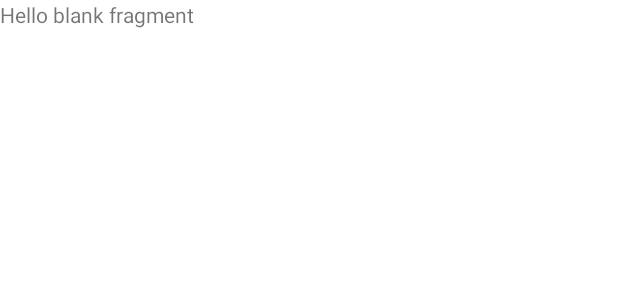
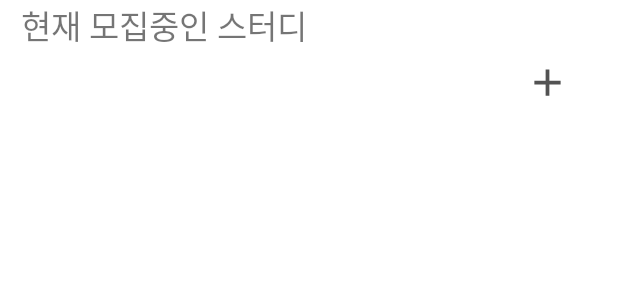
Before and after one commit to taeiim/a-la-vez-Android, an Android app: the layout fragment_home.xml on its own in the app's theme, with its tools: preview values and no code run, on a phone screen of 412 x 824 dp. Shown: the top 300 px of the screen. Run offline under Robolectric (Android 15) with nearby library versions, the phone set to English and light mode, and no system bars.

Commit message:
[MODIFY] ui

```diff
--- a/app/src/main/java/com/example/a_la_vez/dms/ui/fragment/HomeFragment.kt
+++ b/app/src/main/java/com/example/a_la_vez/dms/ui/fragment/HomeFragment.kt
@@ -6,6 +6,7 @@ import android.view.LayoutInflater
 import android.view.View
 import android.view.ViewGroup
 import com.example.a_la_vez.R
+import kotlinx.android.synthetic.main.fragment_home.*
 
 
 class HomeFragment : Fragment() {
@@ -18,4 +19,9 @@ class HomeFragment : Fragment() {
         // Inflate the layout for this fragment
         return inflater.inflate(R.layout.fragment_home, container, false)
     }
+
+    override fun onCreate(savedInstanceState: Bundle?) {
+        super.onCreate(savedInstanceState)
+
+    }
 }
--- /dev/null
+++ b/app/src/main/res/drawable/ic_baseline_add_24.xml
@@ -0,0 +1,5 @@
+<vector android:height="24dp" android:tint="#525252"
+    android:viewportHeight="24" android:viewportWidth="24"
+    android:width="24dp" xmlns:android="http://schemas.android.com/apk/res/android">
+    <path android:fillColor="@android:color/white" android:pathData="M19,13h-6v6h-2v-6H5v-2h6V5h2v6h6v2z"/>
+</vector>
--- a/app/src/main/res/layout/fragment_home.xml
+++ b/app/src/main/res/layout/fragment_home.xml
@@ -1,14 +1,34 @@
 <?xml version="1.0" encoding="utf-8"?>
 <FrameLayout xmlns:android="http://schemas.android.com/apk/res/android"
+    xmlns:app="http://schemas.android.com/apk/res-auto"
     xmlns:tools="http://schemas.android.com/tools"
     android:layout_width="match_parent"
     android:layout_height="match_parent"
     tools:context=".dms.ui.activity.MainActivity">
 
-    <!-- TODO: Update blank fragment layout -->
+
     <TextView
+        android:id="@+id/title_tv3"
         android:layout_width="match_parent"
-        android:layout_height="match_parent"
-        android:text="@string/hello_blank_fragment" />
+        android:layout_height="120dp"
+        android:layout_marginLeft="14dp"
+        android:gravity=" "
+        android:text="현재 모집중인 스터디"
+        android:textSize="22dp"
+        android:fontFamily="@font/so2"/>
+
+    <androidx.recyclerview.widget.RecyclerView
+        android:id="@+id/postlist_rc"
+        android:layout_width="match_parent"
+        android:layout_height="734dp"
+        android:layout_marginTop="120dp" />
+
+    <ImageView
+        android:id="@+id/add_post_btn"
+        android:layout_marginTop="40dp"
+        android:layout_marginLeft="350dp"
+        android:layout_width="30dp"
+        android:layout_height="30dp"
+        app:srcCompat="@drawable/ic_baseline_add_24" />
 
 </FrameLayout>
```
Also changed, not shown: app/src/main/res/layout/activity_add_post.xml (added, +9 -0 lines), app/src/main/res/layout/fragment_favorite.xml (+13 -3 lines), app/src/main/res/drawable-v24/add.png (added).
